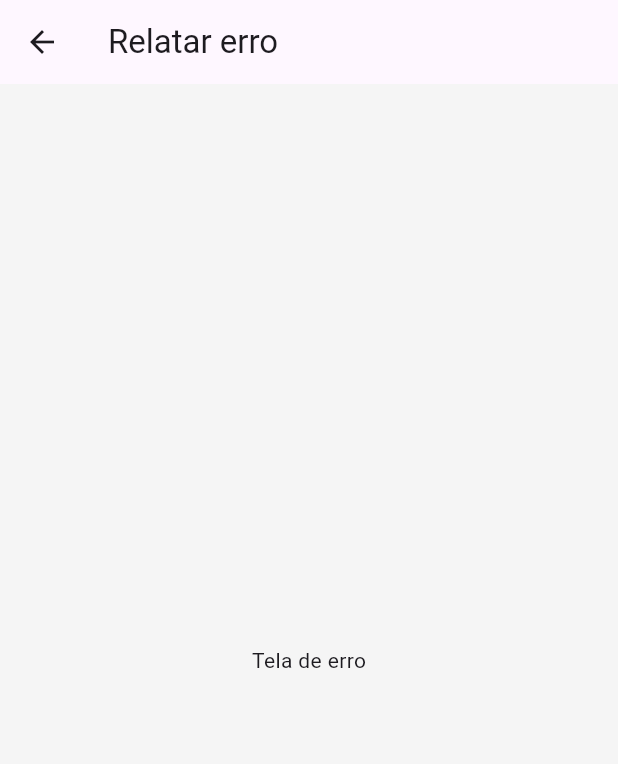
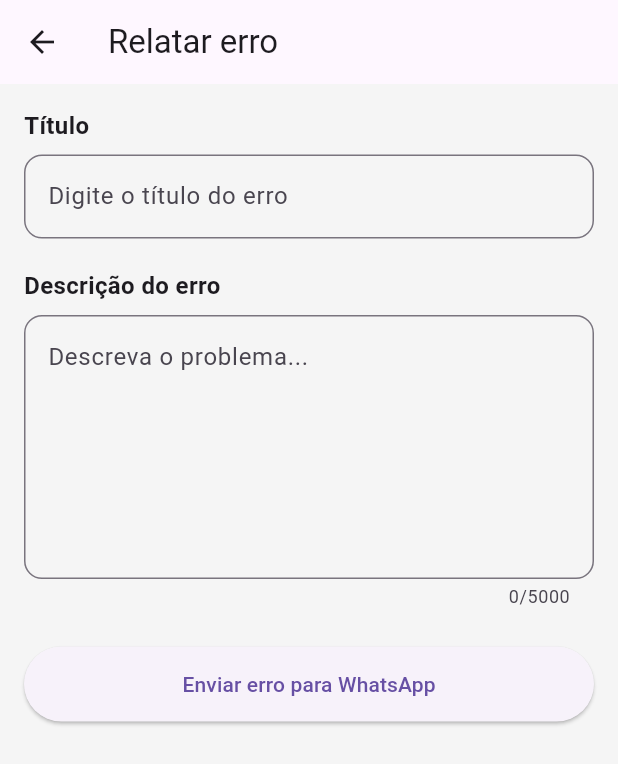
Before and after one commit to Cogumelinha/serralheria-app, a Flutter app: the screen it shows after launch, after a tap on "Reportar erro", on a phone screen of 412 x 824 dp. Shown: the top 764 px of the screen. Run offline on Flutter 3.47's test engine with Material 3 defaults, Android fonts, the phone set to English and light mode, and no system bars.

Commit message:
consertei erro do botao de erros

```diff
--- a/lib/main.dart
+++ b/lib/main.dart
@@ -471,31 +471,144 @@ class _CadastroPageState extends State<CadastroPage> {
 
 // ================= ERRO =================
 
-class RelatoErroPage extends StatelessWidget {
+class RelatoErroPage extends StatefulWidget {
   const RelatoErroPage({super.key});
+
+  @override
+  State<RelatoErroPage> createState() => _RelatoErroPageState();
+}
+
+class _RelatoErroPageState extends State<RelatoErroPage> {
+  final tituloController = TextEditingController();
+  final descricaoController = TextEditingController();
+
+  void enviarErro() async {
+    final titulo = tituloController.text.trim();
+    final descricao = descricaoController.text.trim();
+
+    if (titulo.isEmpty || descricao.isEmpty) {
+      ScaffoldMessenger.of(context).showSnackBar(
+        const SnackBar(
+          content: Text("Preencha título e descrição"),
+        ),
+      );
+      return;
+    }
+
+    final msg = Uri.encodeComponent(
+      "🐞 *Relato de Erro*\n\n"
+      "📌 Título: $titulo\n\n"
+      "📝 Descrição: $descricao",
+    );
+
+    final uri = Uri.parse("https://wa.me/5511993977881?text=$msg");
+
+    await launchUrl(uri);
+  }
 
   @override
   Widget build(BuildContext context) {
     return Scaffold(
       appBar: AppBar(title: const Text("Relatar erro")),
-      body: const Center(child: Text("Tela de erro")),
+      body: SingleChildScrollView(
+        padding: const EdgeInsets.all(16),
+        child: Column(
+          crossAxisAlignment: CrossAxisAlignment.stretch,
+          children: [
+
+            // 🔹 TÍTULO
+            const Text(
+              "Título",
+              style: TextStyle(
+                fontWeight: FontWeight.bold,
+                fontSize: 16,
+              ),
+            ),
+
+            const SizedBox(height: 8),
+
+            TextField(
+              controller: tituloController,
+              maxLength: 100,
+              decoration: InputDecoration(
+                hintText: "Digite o título do erro",
+                counterText: "",
+                border: OutlineInputBorder(
+                  borderRadius: BorderRadius.circular(12),
+                ),
+              ),
+            ),
+
+            const SizedBox(height: 20),
+
+            // 🔹 DESCRIÇÃO
+            const Text(
+              "Descrição do erro",
+              style: TextStyle(
+                fontWeight: FontWeight.bold,
+                fontSize: 16,
+              ),
+            ),
+
+            const SizedBox(height: 8),
+
+            TextField(
+              controller: descricaoController,
+              maxLines: 6,
+              maxLength: 5000,
+              decoration: InputDecoration(
+                hintText: "Descreva o problema...",
+                alignLabelWithHint: true,
+                border: OutlineInputBorder(
+                  borderRadius: BorderRadius.circular(12),
+                ),
+              ),
+            ),
+
+            const SizedBox(height: 25),
+
+            // 🔥 BOTÃO
+            ElevatedButton(
+              style: ElevatedButton.styleFrom(
+                minimumSize: const Size(double.infinity, 50),
+              ),
+              onPressed: enviarErro,
+              child: const Text("Enviar erro para WhatsApp"),
+            ),
+          ],
+        ),
+      ),
     );
   }
 }
+
+//////////////////////////////////////////////////////////////
 
 class BotaoErro extends StatelessWidget {
   const BotaoErro({super.key});
 
   @override
   Widget build(BuildContext context) {
-    return ElevatedButton(
-      onPressed: () {
-        Navigator.push(
-          context,
-          MaterialPageRoute(builder: (_) => const RelatoErroPage()),
-        );
-      },
-      child: const Text("Reportar erro"),
+    return SafeArea(
+      child: Padding(
+        padding: const EdgeInsets.all(10),
+        child: ElevatedButton.icon(
+          style: ElevatedButton.styleFrom(
+            backgroundColor: const Color.fromARGB(0, 255, 91, 91),
+            minimumSize: const Size(double.infinity, 50),
+          ),
+          onPressed: () {
+            Navigator.push(
+              context,
+              MaterialPageRoute(
+                builder: (_) => const RelatoErroPage(),
+              ),
+            );
+          },
+          icon: const Icon(Icons.bug_report),
+          label: const Text("Reportar erro"),
+        ),
+      ),
     );
   }
 }
```
